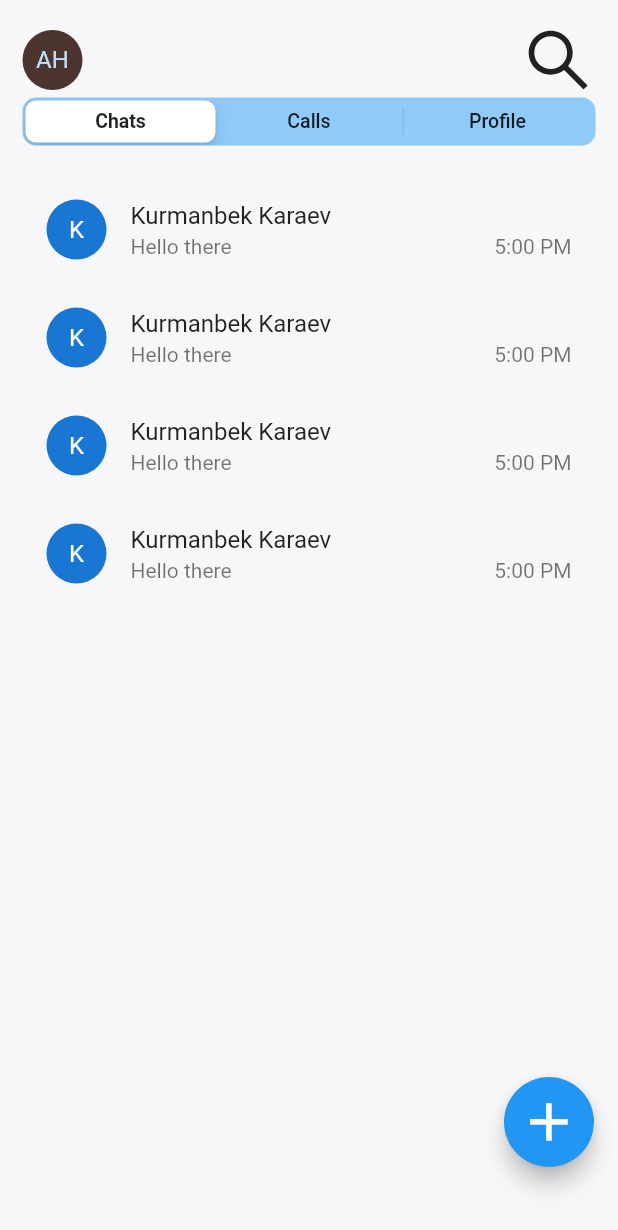
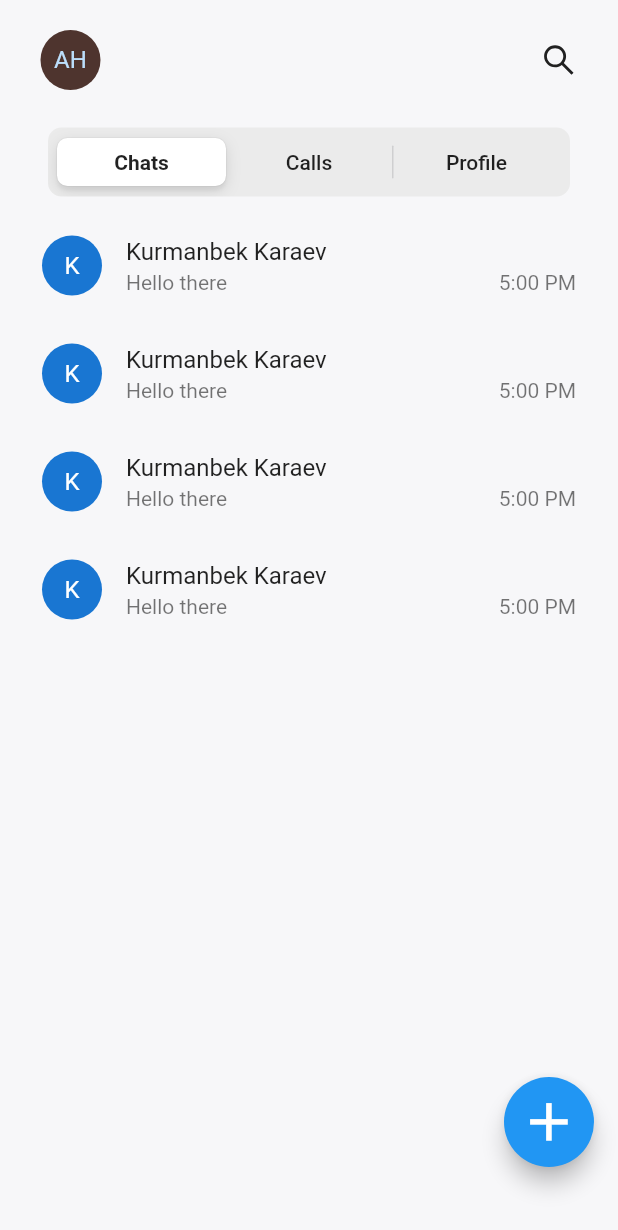
Before and after one commit to kumaskano1-edu/EmotiMessenger, a Flutter app: the Dashboard screen opened by its route, on a phone screen of 412 x 824 dp. Shown: the top 1230 px of the screen. Run offline on Flutter 3.47's test engine with Material 2 defaults, Android fonts, the phone set to English and light mode, and no system bars; our stand-ins replace ant_icons, firebase_auth, firebase_core, google_sign_in; accounts and stored records are empty.

Commit message:
the things are done

```diff
--- a/lib/provider/Authentication.dart
+++ b/lib/provider/Authentication.dart
@@ -11,6 +11,7 @@ String email;
 String imageUrl;
 
 //TODO: Somehow get userID, userEmail or anything to serve as the primaryID
+//TODO: Avatar from social plugin must be caught and used as the tool
 Future<String> signInWithGoogle() async {
   await Firebase.initializeApp();
 
--- a/lib/screens/Dashboard.dart
+++ b/lib/screens/Dashboard.dart
@@ -23,10 +23,12 @@ class _DashboardState extends State<Dashboard> {
       ),
       body: SafeArea(
         child: Container(
-          padding: EdgeInsets.all(15),
+          padding: EdgeInsets.symmetric(horizontal: 12, vertical: 20),
           child: Column( //Main Column
             children: [
-              Row( // the Avatar + Search
+              Container(
+                padding: EdgeInsets.symmetric(horizontal: 15),
+                child: Row( // the Avatar + Search
                   mainAxisAlignment: MainAxisAlignment.spaceBetween,
                   children: [
                     CircleAvatar(
@@ -35,13 +37,15 @@ class _DashboardState extends State<Dashboard> {
                     ),
                     Icon(
                       AntIcons.search_outline,
-                    size: 50,
+                      size: 25,
                     ),
                   ],
                 ),
-              HeaderTabs(),
+              ),
               Container(
-                padding: EdgeInsets.symmetric(vertical: 20),
+                  padding: EdgeInsets.only(top: 25, bottom: 10, left: 20, right: 20),
+                  child: HeaderTabs()),
+              Container(
                 child: Column(
                   children: [
                       ChatTile(ContactAvatar: "K", ContactName: "Kurmanbek",
--- a/lib/screens/auth/LoginScreen.dart
+++ b/lib/screens/auth/LoginScreen.dart
@@ -99,15 +99,7 @@ class _LoginScreenState extends State<LoginScreen> {
                   mainAxisSize: MainAxisSize.max,
                   mainAxisAlignment: MainAxisAlignment.end,
                   children: <Widget>[
-                    RaisedButton(
-                      onPressed: () {
-                        signInWithGoogle().then((result) {
-                          if (result != null) {
-                            Navigator.of(context).pushNamed('/dashboard');
-                          }
-                        });
-                      },
-                    ),
+                    GoogleSignInButton(),
                     PrimaryButton(text: "Login")
                   ],
                 ))
--- a/lib/widgets/buttons/Buttons.dart
+++ b/lib/widgets/buttons/Buttons.dart
@@ -1,4 +1,5 @@
 import 'package:flutter/material.dart';
+import 'package:messenger/provider/Authentication.dart';
 
 import '../../constants.dart';
 
@@ -36,9 +37,15 @@ class GoogleSignInButton extends StatelessWidget {
     return Container(
       padding: EdgeInsets.symmetric(vertical: 5),
       child: RaisedButton(
+        onPressed: () {
+          signInWithGoogle().then((result) {
+            if (result != null) {
+              Navigator.of(context).pushNamed('/dashboard');
+            }
+          });
+        },
         color: Colors.white,
         elevation: 1,
-        onPressed: () {},
         shape: RoundedRectangleBorder(borderRadius: BorderRadius.circular(5)),
         highlightElevation: 0,
         child: Padding(
--- a/lib/widgets/interaction/Tabs.dart
+++ b/lib/widgets/interaction/Tabs.dart
@@ -1,6 +1,7 @@
 import 'package:flutter/cupertino.dart';
 import 'package:flutter/material.dart';
 
+import '../../constants.dart';
 
 class HeaderTabs extends StatefulWidget {
   @override
@@ -9,25 +10,60 @@ class HeaderTabs extends StatefulWidget {
 
 class _HeaderTabsState extends State<HeaderTabs> {
   int segmentedControlValue = 0;
+
   Widget segmentedControl() {
+    const double HorizontalFontPadding = 10;
+    const double VerticalFontPadding = 8;
+    const double FontSize = 14;
     return Container(
       width: double.infinity,
       child: CupertinoSlidingSegmentedControl(
           groupValue: segmentedControlValue,
-          backgroundColor: Colors.blue.shade200,
+          padding: EdgeInsets.all(7),
+          backgroundColor: Grey,
           children: const <int, Widget>{
-            0: Text('Chats'),
-            1: Text('Calls'),
-            2: Text('Profile')
+            0: Padding(
+              padding: EdgeInsets.symmetric(
+                  vertical: VerticalFontPadding,
+                  horizontal: HorizontalFontPadding),
+              child: Text(
+                "Chats",
+                style: TextStyle(
+                  fontSize: FontSize,
+                ),
+              ),
+            ),
+            1: Padding(
+              padding: EdgeInsets.symmetric(
+                  vertical: VerticalFontPadding,
+                  horizontal: HorizontalFontPadding),
+              child: Text(
+                "Calls",
+                style: TextStyle(
+                  fontSize: FontSize,
+                ),
+              ),
+            ),
+            2: Padding(
+              padding: EdgeInsets.symmetric(
+                  vertical: VerticalFontPadding,
+                  horizontal: HorizontalFontPadding),
+              child: Text(
+                "Profile",
+                style: TextStyle(
+                  fontSize: FontSize,
+                ),
+              ),
+            ),
           },
           onValueChanged: (value) {
             setState(() {
               segmentedControlValue = value;
             });
-          }
-      ),
+          }),
     );
   }
+
   @override
   Widget build(BuildContext context) {
     return segmentedControl();
```
Lines whose indentation alone changed are shown as unchanged.
